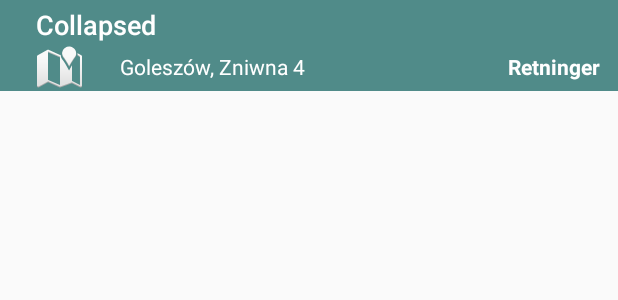
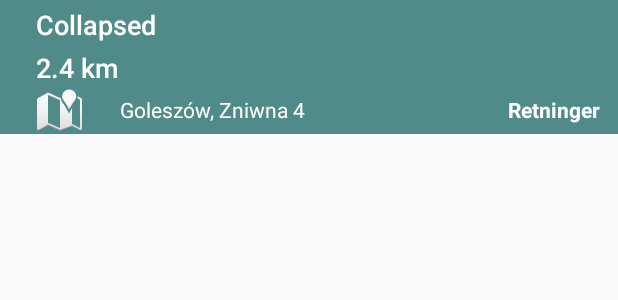
Before and after one commit to otofsky/FuelBuddy, an Android app: the layout address_view.xml on its own in the app's theme, with its tools: preview values and no code run, on a phone screen of 412 x 824 dp. Shown: the top 300 px of the screen. Run offline under Robolectric (Android 15) with nearby library versions, the phone set to English and light mode, and no system bars.

Commit message:
wstępne przygotowanie dystansu

```diff
--- a/presentation/src/main/java/com/fuelbuddy/mobile/map/fragment/DetailInfoFragment.java
+++ b/presentation/src/main/java/com/fuelbuddy/mobile/map/fragment/DetailInfoFragment.java
@@ -135,7 +135,7 @@ public class DetailInfoFragment extends BaseFragment implements DetailInfoView,
         else{
             updateBtn.setEnabled(false);
             updateBtn.setBackgroundColor(getResources().getColor(R.color.gray));
-            DialogFactory.createSimpleSnackBarInfo(mBottomSheet, "This price is not available for update !");
+            DialogFactory.createSimpleSnackBarInfo(mBottomSheet, getString(R.string.price_info_up_to_date));
         }
     }
 
--- a/presentation/src/main/res/layout/address_view.xml
+++ b/presentation/src/main/res/layout/address_view.xml
@@ -18,6 +18,14 @@
             android:id="@+id/stationNameTv"
             style="@style/TextViewFuelPriceDetail"
             tools:text="Collapsed"
+            android:textColor="@color/white"
+            android:textSize="18sp"
+            android:textStyle="bold" />
+
+        <TextView
+            android:id="@+id/distanceTv"
+            style="@style/TextViewFuelPriceDetail"
+            tools:text="2.4 km"
             android:textColor="@color/white"
             android:textSize="18sp"
             android:textStyle="bold" />
--- a/presentation/src/main/res/values/strings.xml
+++ b/presentation/src/main/res/values/strings.xml
@@ -50,6 +50,7 @@
     <string name="error_massage_no_gas_stations">Sorry! there are no gas stations within 5km distance</string>
     <string name="price_update_confirmation_dialog">Entered pricse need to be veryfied by our crew. As soon as they will be ready, You will receive confirmation email !</string>
     <string name="price_update_dialog_title">Price Update</string>
+    <string name="price_info_up_to_date">This price is up to date!</string>
 
 
 </resources>
```
